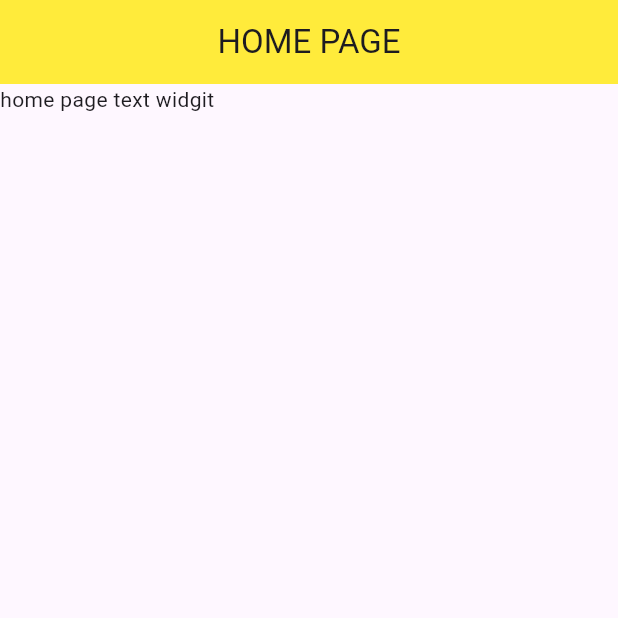
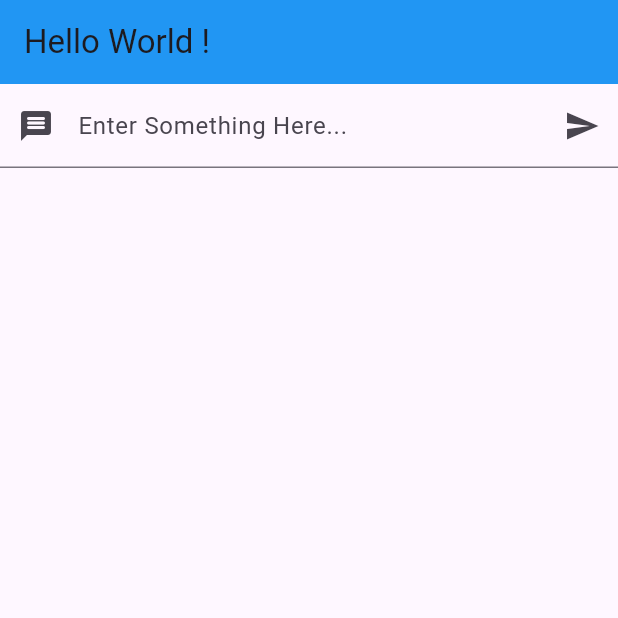
Before and after one commit to i-am-chaddo/hello_world, a Flutter app: the screen it shows after launch, on a phone screen of 412 x 824 dp, the top half of it. Run offline on Flutter 3.47's test engine with Material 3 defaults, Android fonts, the phone set to English and light mode, and no system bars.

Commit message:
change text on button click.

```diff
--- a/lib/main.dart
+++ b/lib/main.dart
@@ -20,18 +20,72 @@ class MainApp extends StatelessWidget {
   }
 }
 
-class HomePage extends StatelessWidget {
+class HomePage extends StatefulWidget {
   const HomePage({super.key});
+
+  @override
+  State<HomePage> createState() => _HomePageState();
+}
+
+class _HomePageState extends State<HomePage> {
+  String text = "";
+
+  void changeText(String text) {
+    setState(() {
+      this.text = text;
+    });
+  }
 
   @override
   Widget build(BuildContext context) {
     return Scaffold(
       appBar: AppBar(
-        centerTitle: true,
-        title: const Text("HOME PAGE"),
-        backgroundColor: Colors.yellow,
+        centerTitle: false,
+        title: const Text("Hello World !"),
+        backgroundColor: Colors.blue[500],
       ),
-      body: const Text("home page text widgit"),
+      body: Column(
+        children: <Widget>[TextInput(changeText), Text(text)],
+      ),
     );
   }
 }
+
+class TextInput extends StatefulWidget {
+  final Function(String) callabck;
+
+  const TextInput(this.callabck, {super.key});
+
+  @override
+  State<TextInput> createState() => _TextInputState();
+}
+
+class _TextInputState extends State<TextInput> {
+  final controller = TextEditingController();
+  String text = "";
+
+  @override
+  void dispose() {
+    super.dispose();
+    controller.dispose();
+  }
+
+  void click() {
+    widget.callabck(controller.text);
+    controller.clear();
+  }
+
+  @override
+  Widget build(BuildContext context) {
+    return TextField(
+        controller: controller,
+        decoration: InputDecoration(
+            prefixIcon: const Icon(Icons.message_rounded),
+            labelText: "Enter Something Here...",
+            suffixIcon: IconButton(
+              icon: const Icon(Icons.send),
+              tooltip: "Send",
+              onPressed: click,
+            )));
+  }
+}
```
